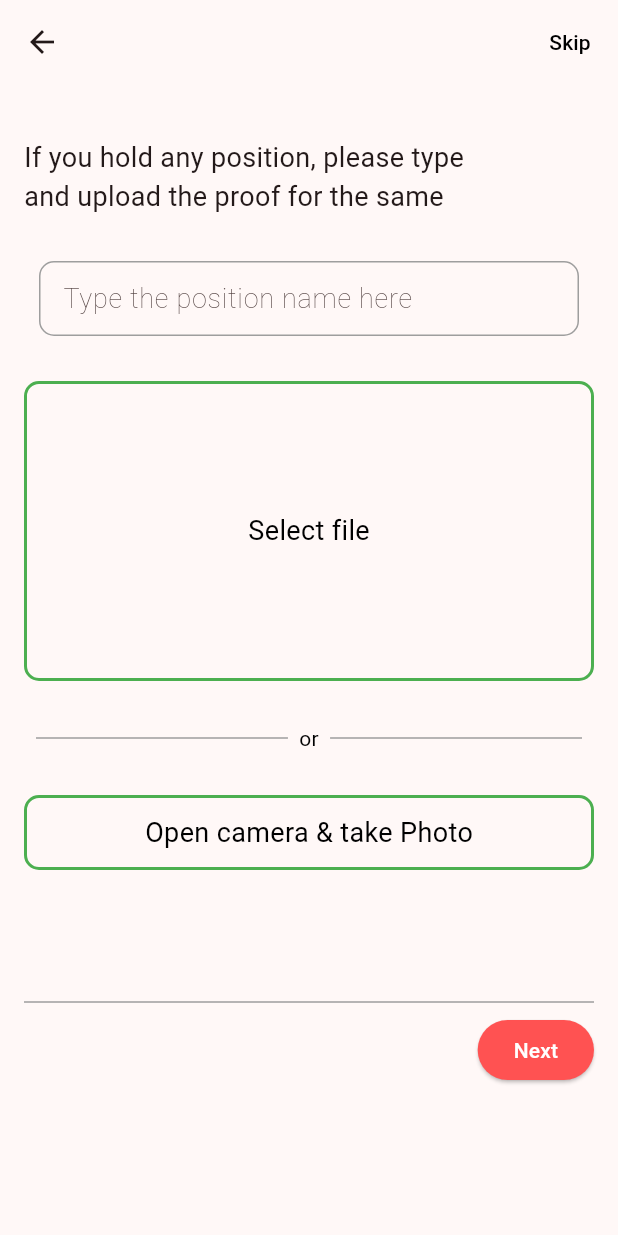
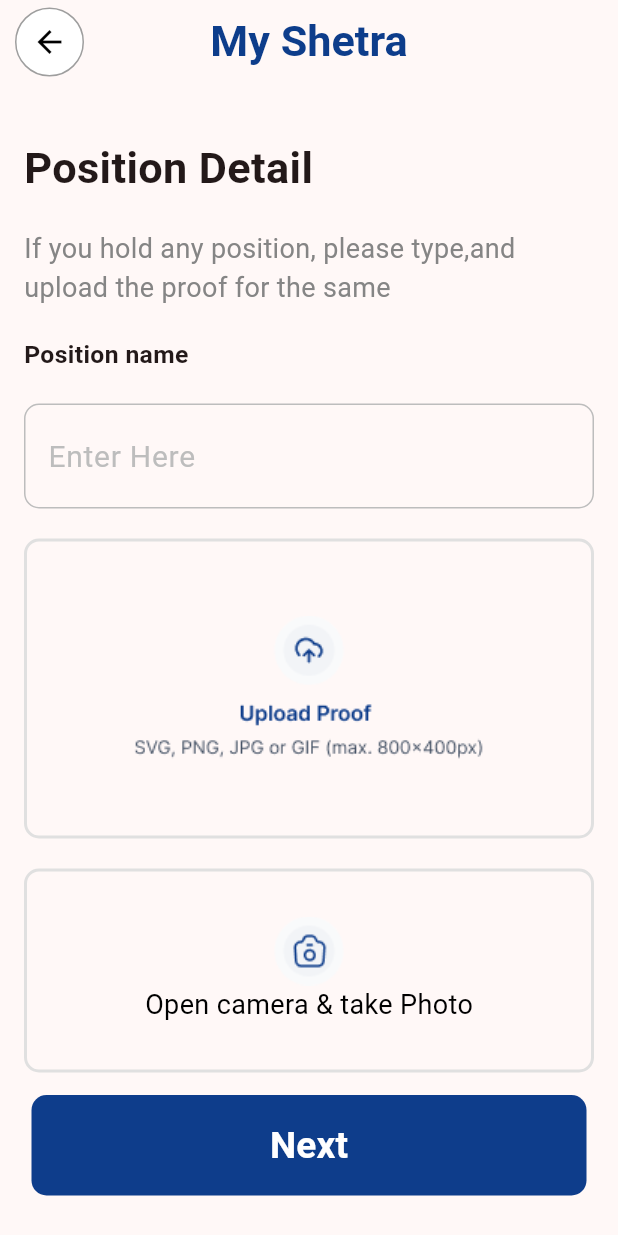
Before and after one commit to kdThimble/myshetra, a Flutter app: the PositionProofScreen screen opened directly, on a phone screen of 412 x 824 dp. Run offline on Flutter 3.47's test engine with Material 3 defaults, Android fonts, the phone set to English and light mode, and no system bars; our stand-ins replace equatable, file_picker, flutter_bloc, geocoding, get, google_maps_flutter and 5 more; missing offline and left inert: newrelic_mobile; accounts and stored records are empty; network calls fail.

Commit message:
ui changes 3

```diff
--- a/lib/Components/MyButton.dart
+++ b/lib/Components/MyButton.dart
@@ -11,38 +11,31 @@ class MyButton extends StatelessWidget {
     required this.text,
   });
 
-
-
   @override
   Widget build(BuildContext context) {
     return Container(
-      margin: const EdgeInsets.symmetric(
-          vertical: 10, horizontal: 20),
-      child: ElevatedButton(
+      margin: const EdgeInsets.symmetric(vertical: 10, horizontal: 5),
+      child: TextButton(
         onPressed: onTap,
-
         style: ButtonStyle(
           backgroundColor: MaterialStateProperty.all<Color>(
-              const Color(0xFF0E3D8B)),  // Change button color
-          shape:
-          MaterialStateProperty.all<RoundedRectangleBorder>(
+              const Color(0xFF0E3D8B)), // Change button color
+          shape: MaterialStateProperty.all<RoundedRectangleBorder>(
             RoundedRectangleBorder(
-              borderRadius: BorderRadius.circular(
-                  10), // Make the button rounded
+              borderRadius:
+                  BorderRadius.circular(10), // Make the button rounded
             ),
           ),
-          elevation: MaterialStateProperty.resolveWith<double>(
-                  (states) {
-                if (states.contains(MaterialState.pressed)) {
-                  return 10; // Increase elevation when pressed
-                }
-                return 5; // Default elevation
-              }),
+          elevation: MaterialStateProperty.resolveWith<double>((states) {
+            if (states.contains(MaterialState.pressed)) {
+              return 10; // Increase elevation when pressed
+            }
+            return 5; // Default elevation
+          }),
           padding: MaterialStateProperty.all<EdgeInsets>(
               const EdgeInsets.all(1)), // Add padding
           minimumSize: MaterialStateProperty.all<Size>(
-              const Size(
-                  double.infinity, 50)), // Set width to full
+              const Size(double.infinity, 50)), // Set width to full
           // side: MaterialStateProperty.all<BorderSide>(
           //     BorderSide(color: Colors.blue)), // Add border
         ),
--- a/lib/Pages/Positionproof.dart
+++ b/lib/Pages/Positionproof.dart
@@ -5,9 +5,11 @@ import 'package:file_picker/file_picker.dart';
 import 'package:flutter/material.dart';
 import 'package:image_picker/image_picker.dart';
 import 'package:http/http.dart' as http;
+import 'package:myshetra/Components/MyButton.dart';
 import 'package:myshetra/Services/Authservices.dart';
 import 'package:get/get.dart';
 import 'package:get/get_core/src/get_main.dart';
+import 'package:myshetra/helpers/colors.dart';
 import 'map_page.dart';
 
 class PositionProofScreen extends StatefulWidget {
@@ -128,29 +130,44 @@ class _PositionProofScreenState extends State<PositionProofScreen> {
 
   @override
   Widget build(BuildContext context) {
+    var width = MediaQuery.of(context).size.width;
     return Scaffold(
       appBar: AppBar(
-        leading: IconButton(
-          icon: Icon(Icons.arrow_back), // iOS style back button
-          onPressed: () {
-            Navigator.of(context).pop();
+        leading: Row(
+          children: [
+            const SizedBox(
+              width: 10,
+            ),
+            GestureDetector(
+              onTap: () {
+                Navigator.pop(context);
               },
+              child: Container(
+                decoration: BoxDecoration(
+                  color: Colors.white,
+                  border: Border.all(color: Colors.grey), // Border color
+                  shape: BoxShape.circle, // Rounded shape
                 ),
-        actions: [
-          TextButton(
-            onPressed: () {
-              Navigator.push(
-                context,
-                MaterialPageRoute(
-                  builder: (context) => MapPage(),
+                child: const Padding(
+                  padding: EdgeInsets.all(10.0),
+                  child: Icon(
+                    Icons.arrow_back, // Back icon
+                    color: Colors.black, // Icon color
                   ),
-              );
-            },
-            child: Text('Skip', style: TextStyle(color: Colors.black)),
+                ),
+              ),
             ),
           ],
-        title: Text(''),
+        ),
         centerTitle: true,
+        title: Text(
+          "My Shetra",
+          style: TextStyle(
+            color: primaryColor,
+            fontWeight: FontWeight.bold,
+            fontSize: width * 0.07,
+          ),
+        ),
       ),
       body: Padding(
         padding: const EdgeInsets.all(16.0),
@@ -158,36 +175,54 @@ class _PositionProofScreenState extends State<PositionProofScreen> {
           child: Column(
             crossAxisAlignment: CrossAxisAlignment.center,
             children: [
-              SizedBox(height: 20),
+              const SizedBox(height: 20),
               Align(
                 alignment: Alignment.centerLeft,
                 child: Text(
-                  'If you hold any position, please type',
-                  style: TextStyle(fontSize: 18),
+                  'Position Detail',
+                  style: TextStyle(
+                      fontSize: width * 0.07, fontWeight: FontWeight.bold),
                 ),
               ),
+              const SizedBox(height: 20),
               Align(
                 alignment: Alignment.centerLeft,
                 child: Text(
-                  'and upload the proof for the same',
-                  style: TextStyle(fontSize: 18),
+                  'If you hold any position, please type,and upload the proof for the same',
+                  style: TextStyle(fontSize: 18, color: greyColor),
+                ),
+              ),
+              const SizedBox(height: 20),
+              Align(
+                alignment: Alignment.centerLeft,
+                child: Text(
+                  'Position name ',
+                  style: TextStyle(
+                      fontSize: width * 0.04, fontWeight: FontWeight.bold),
                 ),
               ),
               SizedBox(height: 20),
               Container(
-                margin: const EdgeInsets.all(10.0),
+                margin: const EdgeInsets.all(0.0),
+                padding: const EdgeInsets.all(10.0),
                 decoration: BoxDecoration(
                   borderRadius: BorderRadius.circular(10.0),
-                  border: Border.all(color: Colors.grey),
+                  border: Border.all(color: Colors.grey[400]!),
                 ),
                 child: TextField(
+                  style: TextStyle(
+                    fontSize: 20.0,
+                    fontWeight: FontWeight.w400,
+                    color: Colors.black,
+                  ),
                   controller: positioncontroller,
-                  decoration: const InputDecoration(
-                    contentPadding:
-                        EdgeInsets.only(left: 15, top: 5, bottom: 5),
-                    hintText: 'Type the position name here',
-                    hintStyle:
-                        TextStyle(fontSize: 18.0, fontWeight: FontWeight.w200),
+                  decoration: InputDecoration(
+                    contentPadding: EdgeInsets.only(left: 5, top: 5, bottom: 5),
+                    hintText: 'Enter Here',
+                    hintStyle: TextStyle(
+                        fontSize: 20.0,
+                        fontWeight: FontWeight.w400,
+                        color: Colors.grey[400]),
                     border: InputBorder.none,
                   ),
                   keyboardType: TextInputType.name,
@@ -213,48 +248,15 @@ class _PositionProofScreenState extends State<PositionProofScreen> {
                   height: 200,
                   padding: EdgeInsets.all(10),
                   decoration: BoxDecoration(
-                    border: Border.all(color: Colors.green, width: 2),
+                    border: Border.all(color: Colors.grey[300]!, width: 2),
                     borderRadius: BorderRadius.circular(10),
                   ),
                   child: selectedFilePath == ""
-                      ? const Center(
-                          child: Text(
-                            'Select file',
-                            style: TextStyle(fontSize: 18, color: Colors.black),
-                          ),
-                        )
+                      ? Center(child: Image.asset("assets/images/Content.png"))
                       : Image.file(
                           File(selectedFilePath!),
                           fit: BoxFit.cover,
                         ),
-                ),
-              ),
-              SizedBox(height: 20),
-              Container(
-                padding: EdgeInsets.all(8.0),
-                child: Row(
-                  children: [
-                    Expanded(
-                      child: Divider(
-                        color: Colors.grey, // Use the color #3F1444
-                        thickness: 1,
-                      ),
-                    ),
-                    Center(
-                      child: Text(
-                        '  or  ',
-                        style: TextStyle(
-                          color: Colors.black,
-                        ),
-                      ),
-                    ),
-                    Expanded(
-                      child: Divider(
-                        color: Colors.grey, // Use the color #3F1444
-                        thickness: 1,
-                      ),
-                    ),
-                  ],
                 ),
               ),
               SizedBox(height: 20),
@@ -265,50 +267,75 @@ class _PositionProofScreenState extends State<PositionProofScreen> {
                 },
                 child: Container(
                     width: double.infinity,
-                  padding: EdgeInsets.all(10),
+                    padding: const EdgeInsets.symmetric(vertical: 30),
                     decoration: BoxDecoration(
-                    border: Border.all(color: Colors.green, width: 2),
+                      border: Border.all(color: Colors.grey[300]!, width: 2),
                       borderRadius: BorderRadius.circular(10),
                     ),
                     child: Center(
-                    child: Text(
+                      child: Column(
+                        children: [
+                          Image.asset("assets/images/CameraIcon.png"),
+                          const Text(
                             'Open camera & take Photo',
                             style: TextStyle(fontSize: 18, color: Colors.black),
+                          ),
+                        ],
+                      ),
+                    )),
+              ),
+              SizedBox(
+                height: 5,
+              ),
+              MyButton(onTap: _submitData, text: "Next"),
+              Container(
+                margin: const EdgeInsets.symmetric(vertical: 5, horizontal: 5),
+                child: TextButton(
+                  onPressed: () {
+                    Navigator.push(
+                      context,
+                      MaterialPageRoute(
+                        builder: (context) => MapPage(),
+                      ),
+                    );
+                  },
+                  style: ButtonStyle(
+                    backgroundColor: MaterialStateProperty.all<Color>(
+                        Colors.white), // Change button color
+                    shape: MaterialStateProperty.all<RoundedRectangleBorder>(
+                      RoundedRectangleBorder(
+                        side: BorderSide(color: Color(0xFF0E3D8B)),
+                        borderRadius: BorderRadius.circular(
+                            10), // Make the button rounded
+                      ),
+                    ),
+                    elevation:
+                        MaterialStateProperty.resolveWith<double>((states) {
+                      if (states.contains(MaterialState.pressed)) {
+                        return 10; // Increase elevation when pressed
+                      }
+                      return 5; // Default elevation
+                    }),
+                    padding: MaterialStateProperty.all<EdgeInsets>(
+                        const EdgeInsets.all(1)), // Add padding
+                    minimumSize: MaterialStateProperty.all<Size>(
+                        const Size(double.infinity, 40)), // Set width to full
+                    // side: MaterialStateProperty.all<BorderSide>(
+                    //     BorderSide(color: Colors.blue)), // Add border
+                  ),
+                  child: Padding(
+                    padding: const EdgeInsets.symmetric(vertical: 15.0),
+                    child: Text(
+                      "Skip",
+                      style: TextStyle(
+                        color: const Color(0xFF0E3D8B),
+                        fontWeight: FontWeight.bold,
+                        fontSize: Get.width * 0.06,
                       ),
                     ),
                   ),
                 ),
-              SizedBox(height: 80),
-              Align(
-                alignment: Alignment.bottomCenter,
-                child: Divider(
-                  color: Colors.grey,
-                  thickness: 1,
-                ),
-              ),
-              Align(
-                alignment: Alignment.bottomRight,
-                child: ElevatedButton(
-                  style: ElevatedButton.styleFrom(
-                    primary: Color(0xFFFF5252), // Background color
-                  ),
-                  onPressed: () {
-                    // OrganizationProofScreen
-                    _submitData();
-                    // verifySignupOTP(
-                    //   mobileNumber: mobileNumberController.text,
-                    //   otp: otpcontroller.text,
-                    //   name: nameController.text,
-                    //   gender: gender,
-                    //   dateOfBirth: dateOfBirthController.text,
-                    // );
-                  },
-                  child: Text(
-                    'Next',
-                    style: TextStyle(color: Colors.white), // Text color
-                  ),
-                ),
-              ),
+              )
             ],
           ),
         ),
```
Also changed, not shown: lib/Pages/Oranisation.dart (+128 -101 lines), lib/Pages/map_page.dart (+57 -19 lines), assets/images/CameraIcon.png (added), assets/images/Content.png (added). Lines whose indentation alone changed are shown as unchanged.
